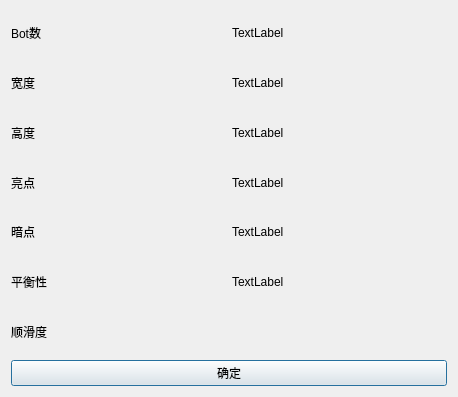
Qt form dialogstat.ui (LiJiabo/GameMapGeneration) before a commit.
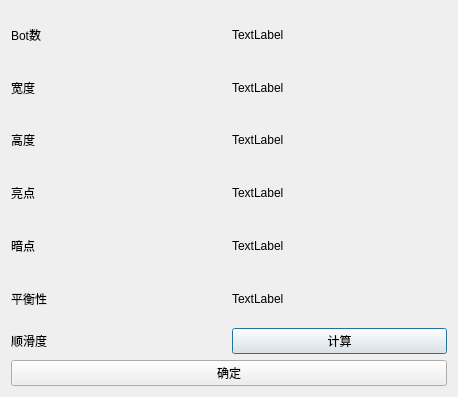
The same form after that commit.

Commit message: 实现了顺滑度的计算

```diff
--- a/dialogstat.ui
+++ b/dialogstat.ui
@@ -107,6 +107,13 @@
        </property>
       </widget>
      </item>
+     <item row="6" column="1">
+      <widget class="QPushButton" name="pushButtonSmooth">
+       <property name="text">
+        <string>计算</string>
+       </property>
+      </widget>
+     </item>
     </layout>
    </item>
    <item>
```
Left out of the diff: 54 changed lines with no effect on the pictures. The commit also changes 7 other files.
